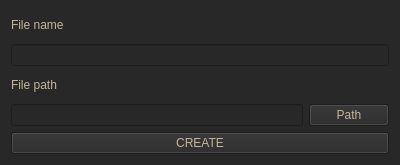
Old version of the form createfile.ui in the repository rocksteady591/TurboIDE.
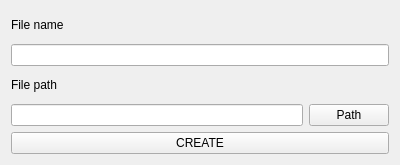
New version of the form.

What changed in the file:
```diff
--- a/createfile.ui
+++ b/createfile.ui
@@ -25,11 +25,6 @@
   <property name="windowTitle">
    <string>Form</string>
   </property>
-  <property name="styleSheet">
-   <string notr="true">background-color: rgb(40, 40, 40);
-font: 300 11pt &quot;Cantarell&quot;;
-color: rgb(197, 181, 151);</string>
-  </property>
   <layout class="QVBoxLayout" name="verticalLayout_3">
    <item>
     <layout class="QVBoxLayout" name="verticalLayout_2">
@@ -41,12 +36,7 @@
       </widget>
      </item>
      <item>
-      <widget class="QLineEdit" name="le_file_name">
-       <property name="styleSheet">
-        <string notr="true">font: italic 9pt &quot;Cantarell&quot;;
-color: rgb(197, 181, 151);</string>
-       </property>
-      </widget>
+      <widget class="QLineEdit" name="le_file_name"/>
      </item>
      <item>
       <widget class="QLabel" name="label">
@@ -58,11 +48,7 @@
      <item>
       <layout class="QHBoxLayout" name="horizontalLayout">
        <item>
-        <widget class="QLineEdit" name="le_file_path">
-         <property name="styleSheet">
-          <string notr="true">font: italic 9pt &quot;Cantarell&quot;;</string>
-         </property>
-        </widget>
+        <widget class="QLineEdit" name="le_file_path"/>
        </item>
        <item>
         <widget class="QPushButton" name="pb_path">
```
